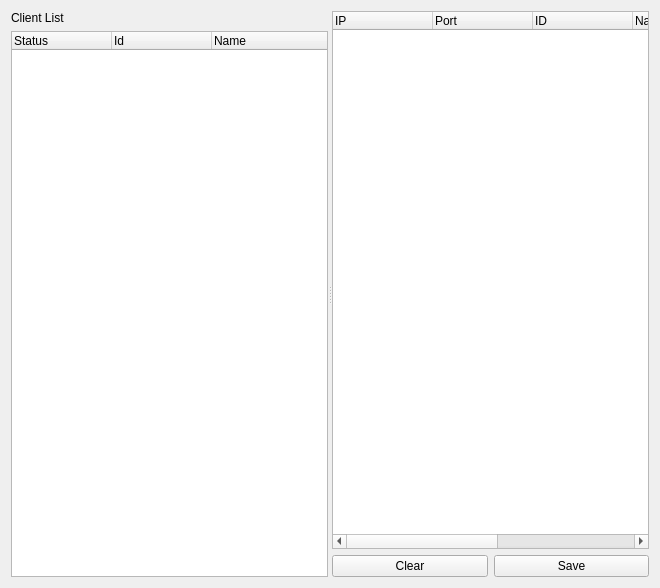
Before: the Qt Designer form Network/chatRoom.ui in geonwuk/TheEditor, drawn with Qt 5.
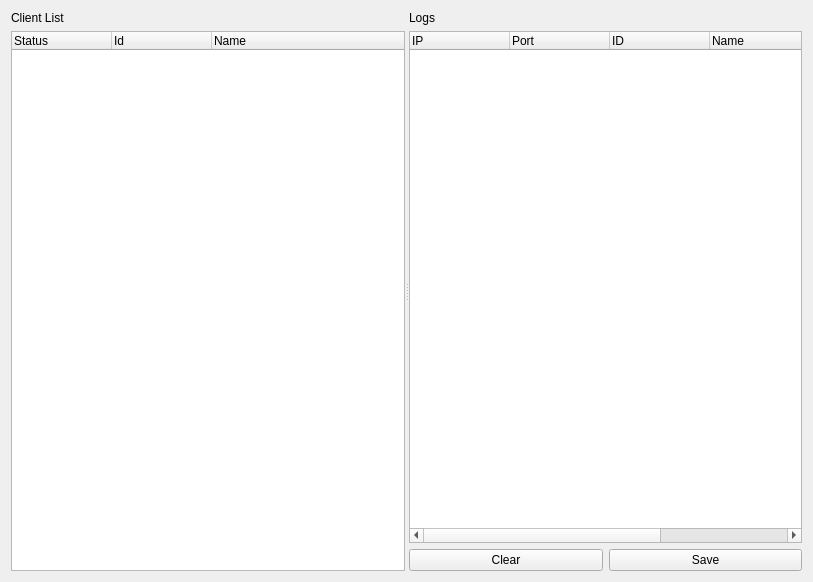
After: the same form once the commit is applied.

The edit to the form file:
```diff
--- a/Network/chatRoom.ui
+++ b/Network/chatRoom.ui
@@ -6,8 +6,8 @@
    <rect>
     <x>0</x>
     <y>0</y>
-    <width>660</width>
-    <height>588</height>
+    <width>813</width>
+    <height>582</height>
    </rect>
   </property>
   <property name="windowTitle">
@@ -66,6 +66,13 @@
      </widget>
      <widget class="QWidget" name="layoutWidget">
       <layout class="QVBoxLayout" name="messageVerticalLayout">
+       <item>
+        <widget class="QLabel" name="label">
+         <property name="text">
+          <string>Logs</string>
+         </property>
+        </widget>
+       </item>
        <item>
         <widget class="QTreeWidget" name="messageTreeWidget">
          <property name="rootIsDecorated">
```
Left out of the diff: 2 changed lines with no effect on the pictures.
